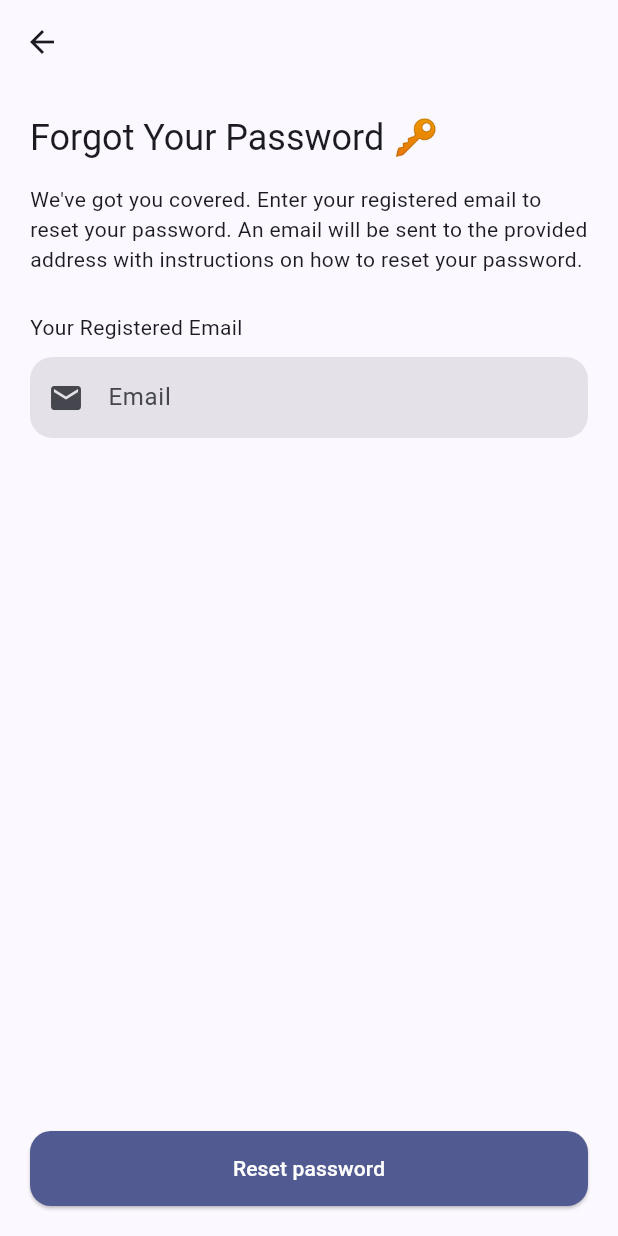
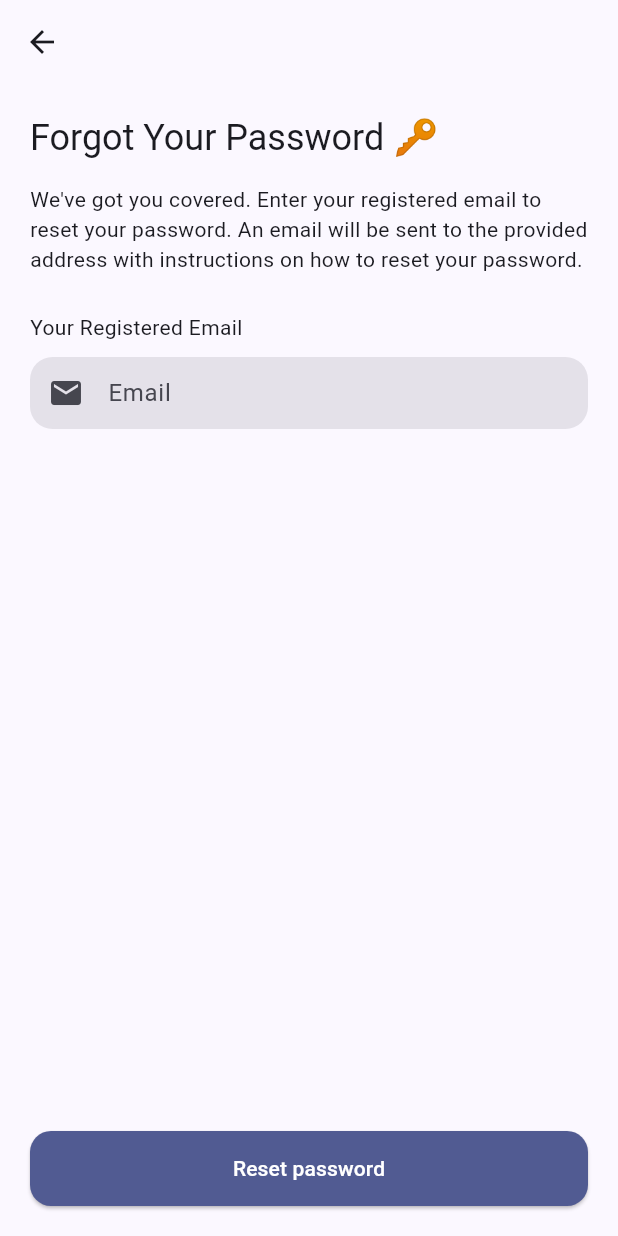
Before and after one commit to moelhewehy7/chatie, a Flutter app: the ForgotPassword screen opened directly, on a phone screen of 412 x 824 dp. Run offline on Flutter 3.47's test engine with Material 3 defaults, Android fonts, the phone set to English and light mode, and no system bars; our stand-ins replace iconly.

Commit message:
Update TextForm widget content padding and add autofocus option

```diff
--- a/lib/features/auth/presentation/views/widgets/text_fields.dart
+++ b/lib/features/auth/presentation/views/widgets/text_fields.dart
@@ -7,21 +7,24 @@ class TextForm extends StatelessWidget {
     required this.hinttext,
     required this.icon,
     required this.controller,
+    this.autofocus = false,
   });
   final String hinttext;
   final IconData icon;
   final String? Function(String?)? validator;
+  final bool autofocus;
 
   final TextEditingController controller;
   @override
   Widget build(BuildContext context) {
     return TextFormField(
+      autofocus: autofocus,
       controller: controller,
       validator: validator,
       onTapOutside: (event) => FocusManager.instance.primaryFocus!.unfocus(),
       keyboardType: TextInputType.emailAddress,
       decoration: InputDecoration(
-        contentPadding: const EdgeInsets.all(15),
+        contentPadding: const EdgeInsets.all(12),
         filled: true,
         hintText: hinttext,
         prefixIcon: Icon(icon),
```
